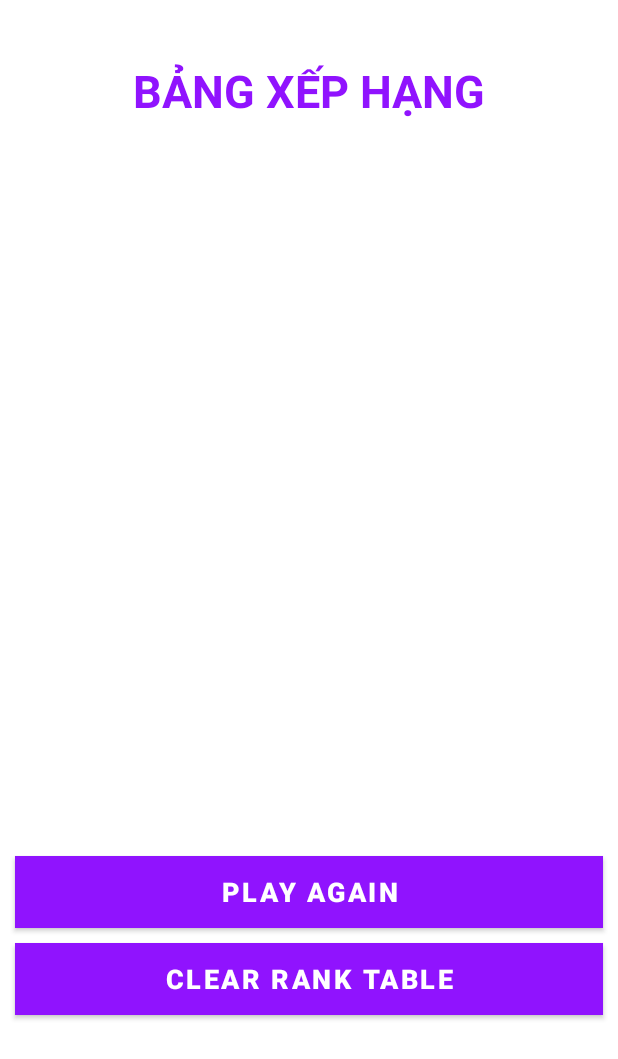
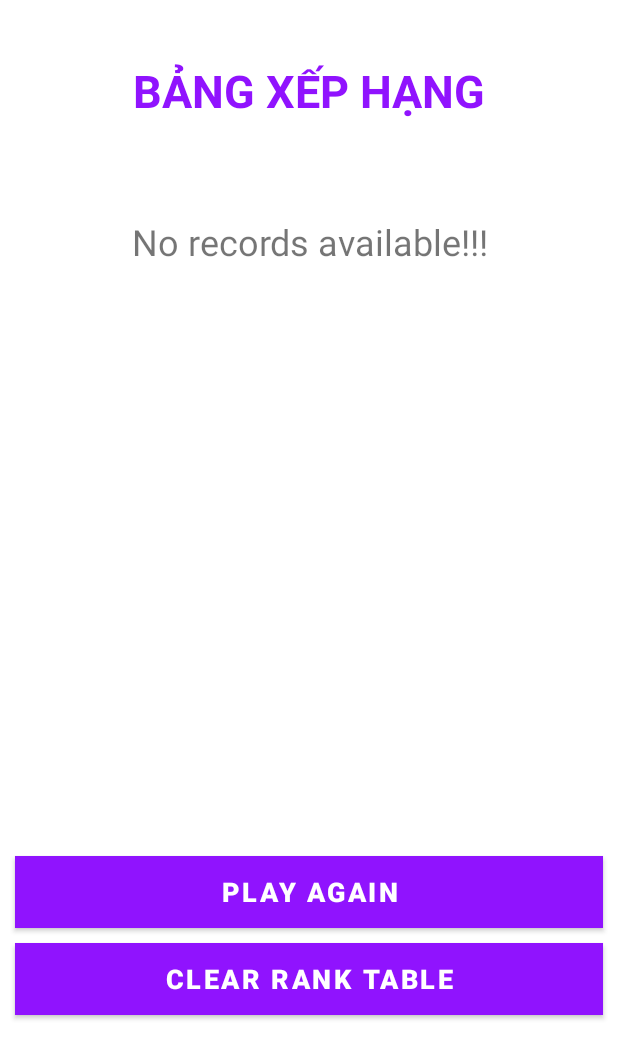
Before and after one commit to nguyendung149/quizz_app_th_lttd, an Android app: the RankActivity screen opened directly, with no data from a screen before it, after a tap on "CLEAR RANK TABLE", on a phone screen of 412 x 824 dp. Shown: the top 1059 px of the screen. Run offline under Robolectric (Android 15) with nearby library versions, the phone set to English and light mode, and no system bars; 2 statements that could not run were skipped.

Commit message:
Add khi Rank Table khong co hien No Avalable

```diff
--- a/app/src/main/java/com/example/myquizzapp/RankActivity.kt
+++ b/app/src/main/java/com/example/myquizzapp/RankActivity.kt
@@ -3,6 +3,7 @@ package com.example.myquizzapp
 import android.content.Context
 import android.content.Intent
 import android.os.Bundle
+import android.view.View
 import android.widget.Button
 import android.widget.TextView
 import android.widget.Toast
@@ -15,6 +16,7 @@ import java.io.OutputStreamWriter
 
 class RankActivity : AppCompatActivity() {
     lateinit var btnPlayAgain:Button
+    private lateinit var tvNoAvalable:TextView
     private lateinit var adapter: RankAdapter
     private lateinit var tvStatus:TextView
     private lateinit var rcView:RecyclerView
@@ -39,7 +41,7 @@ class RankActivity : AppCompatActivity() {
         for(i in 0..<rankList.size){
             rankList[i] = rankList.get(i).trim().trim('\n')
         }
-
+        tvNoAvalable = findViewById(R.id.tvNoRecordsAvailable)
         btnPlayAgain = findViewById(R.id.btnPlayAgain)
         rcView = findViewById(R.id.rvItemList)
         tvStatus = findViewById(R.id.tvNoRecordsAvailable)
@@ -49,6 +51,7 @@ class RankActivity : AppCompatActivity() {
         adapter = RankAdapter(rankList,this)
         rcView.adapter = adapter
 
+        tvNoAvalable.visibility = View.GONE
         btnClear.setOnClickListener {
             val file = this.openFileOutput("ranking.txt",Context.MODE_PRIVATE)
             var writer = BufferedWriter(OutputStreamWriter(file))
@@ -56,6 +59,8 @@ class RankActivity : AppCompatActivity() {
             rcView.layoutManager = LinearLayoutManager(this)
             adapter = RankAdapter(fileHelper.readData(this),this)
             rcView.adapter = adapter
+            tvNoAvalable.visibility = View.VISIBLE
+
 
         }
         btnPlayAgain.setOnClickListener {
```
